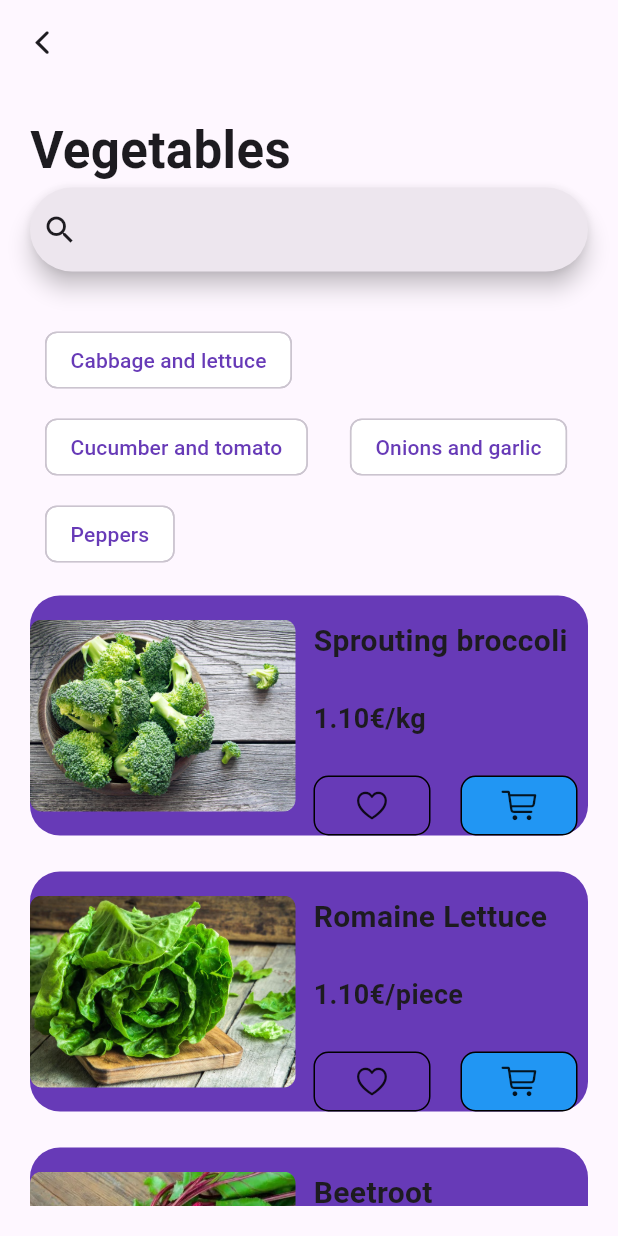
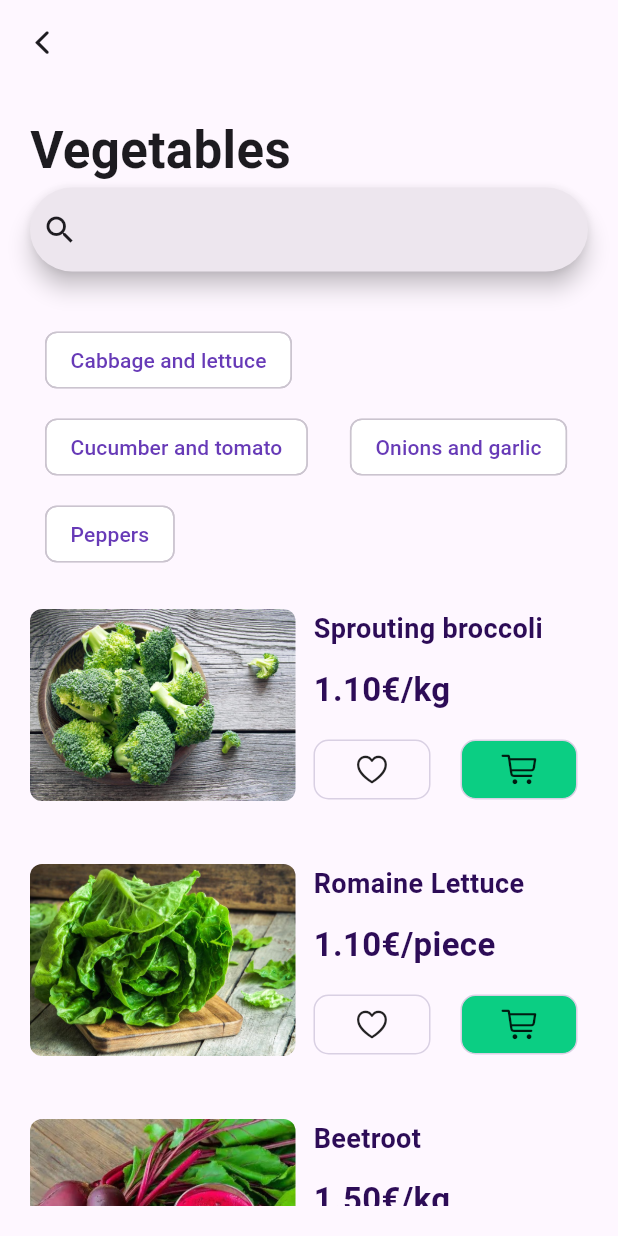
Before and after one commit to tanjilalom/Food-Delivery, a Flutter app: the Vegetables screen opened directly, on a phone screen of 412 x 824 dp. Run offline on Flutter 3.47's test engine with Material 3 defaults, Android fonts, the phone set to English and light mode, and no system bars; our stand-ins replace get.

Commit message:
design updated

```diff
--- a/lib/screen/vegetables.dart
+++ b/lib/screen/vegetables.dart
@@ -38,50 +38,63 @@ class _VegetablesState extends State<Vegetables> {
               height: 30,
             ),
             FilterChipWidget(),
-
             Expanded(
               child: ListView.builder(
                 itemCount: vegetable.length,
                 itemBuilder: (BuildContext context, int index) {
                   var itemname = vegetable[index];
                   return Padding(
-                    padding: EdgeInsets.symmetric(vertical: 12),
+                    padding: EdgeInsets.symmetric(vertical: 5),
                     child: Container(
                       height: 160,
-                      //color: Colors.purple[100],
-                      decoration: BoxDecoration(
-                        borderRadius: BorderRadius.circular(20),
-                        color: Colors.deepPurple
-                      ),
                       child: Row(
                         children: [
                           InkWell(
                             onTap: () => Get.to(Veginfo()),
                             child: ClipRRect(
-                              borderRadius: BorderRadius.circular(8), // Image border
+                              borderRadius: BorderRadius.circular(8),
                               child: SizedBox.fromSize(
-                                child: Image.asset(itemname.image, fit: BoxFit.cover, height: 128, width: 177,),
+                                child: Image.asset(
+                                  itemname.image,
+                                  fit: BoxFit.cover,
+                                  height: 128,
+                                  width: 177,
+                                ),
                               ),
                             ),
                           ),
                           Padding(
-                            padding: EdgeInsets.only(top: 16, left: 12.0,),
+                            padding: EdgeInsets.only(
+                              top: 16,
+                              left: 12.0,
+                            ),
                             child: Column(
                               crossAxisAlignment: CrossAxisAlignment.start,
-                              mainAxisAlignment: MainAxisAlignment.spaceBetween,
+                              //mainAxisAlignment: MainAxisAlignment.spaceBetween,
                               children: [
                                 Text(
                                   itemname.name,
                                   style: TextStyle(
                                     fontWeight: FontWeight.w600,
-                                      fontSize: 20),
+                                    fontSize: 18,
+                                    color: Color(0xff2D0C57),
                                   ),
-                                Text(itemname.price,
+                                ),
+                                SizedBox(height: 12,),
+                                Text(
+                                  itemname.price,
                                   style: TextStyle(
-                                        fontWeight: FontWeight.w600,
-                                        fontSize: 18)),
-                                Row(
-                                  mainAxisAlignment: MainAxisAlignment.spaceBetween,
+                                      fontWeight: FontWeight.w700,
+                                      fontSize: 22,
+                                      color: Color(0xff2D0C57),
+                                  ),
+                                ),
+                                SizedBox(height: 18,),
+                                Padding(
+                                  padding: const EdgeInsets.only(bottom: 16.0),
+                                  child: Row(
+                                    mainAxisAlignment:
+                                        MainAxisAlignment.spaceBetween,
                                     children: [
                                       Container(
                                         height: 40,
@@ -89,9 +102,9 @@ class _VegetablesState extends State<Vegetables> {
                                         child: Icon(CupertinoIcons.heart),
                                         decoration: BoxDecoration(
                                             border: Border.all(
-                                              color: Colors.black),
-                                          borderRadius:
-                                              BorderRadius.all(
+                                              color: Color(0xffD9D0E3),
+                                            ),
+                                            borderRadius: BorderRadius.all(
                                                 Radius.circular(10))),
                                       ),
                                       SizedBox(
@@ -102,14 +115,15 @@ class _VegetablesState extends State<Vegetables> {
                                         width: 78,
                                         child: Icon(CupertinoIcons.cart),
                                         decoration: BoxDecoration(
-                                          color: Colors.blue,
+                                            color: Color(0xff0BCE83),
                                             border: Border.all(
-                                              color: Colors.black),
-                                          borderRadius:
-                                              BorderRadius.all(
+                                              color: Color(0xffD9D0E3),
+                                            ),
+                                            borderRadius: BorderRadius.all(
                                                 Radius.circular(10))),
                                       ),
                                     ],
+                                  ),
                                 )
                               ],
                             ),
```
Also changed, not shown: lib/screen/checkout.dart (+21 -13 lines). Lines whose indentation alone changed are shown as unchanged.
